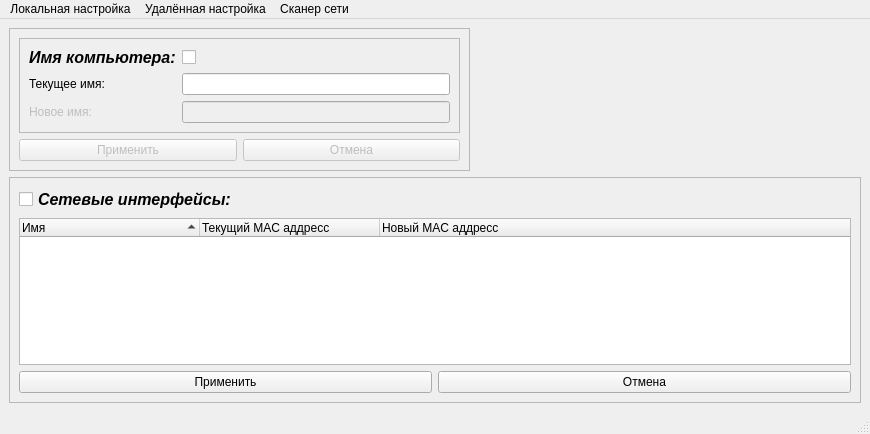
Old version of the form adminka/qt/MainChangeSettingsWindow.ui in the repository dreadsolnce/currentProjects.
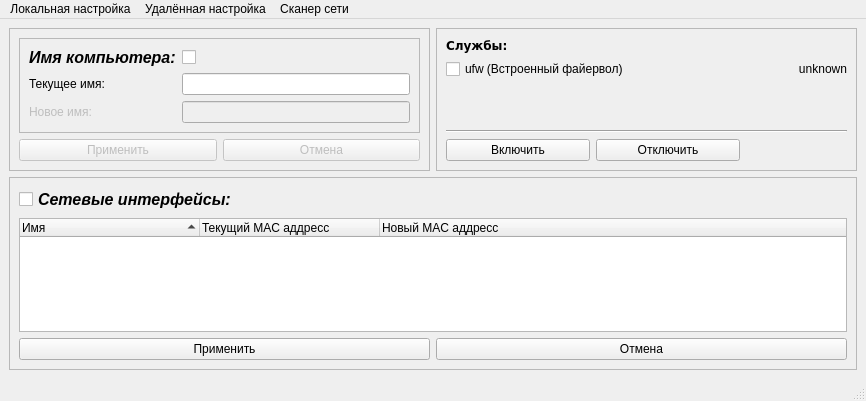
New version of the form. Icons and pictures are not drawn.

Commit message: add bginfo kvl2 and add services ufw

Diff of the .ui file:
```diff
--- a/adminka/qt/MainChangeSettingsWindow.ui
+++ b/adminka/qt/MainChangeSettingsWindow.ui
@@ -6,8 +6,8 @@
    <rect>
     <x>0</x>
     <y>0</y>
-    <width>870</width>
-    <height>434</height>
+    <width>866</width>
+    <height>401</height>
    </rect>
   </property>
   <property name="maximumSize">
@@ -36,19 +36,19 @@
    <enum>Qt::ToolButtonIconOnly</enum>
   </property>
   <widget class="QWidget" name="centralwidget">
-   <layout class="QFormLayout" name="formLayout">
-    <item row="0" column="0" colspan="2">
+   <layout class="QGridLayout" name="gridLayout_2">
+    <item row="0" column="0">
      <widget class="QFrame" name="frame_1">
       <property name="sizePolicy">
-       <sizepolicy hsizetype="Preferred" vsizetype="Preferred">
+       <sizepolicy hsizetype="Expanding" vsizetype="Preferred">
         <horstretch>0</horstretch>
         <verstretch>0</verstretch>
        </sizepolicy>
       </property>
       <property name="maximumSize">
        <size>
-        <width>461</width>
-        <height>201</height>
+        <width>16777215</width>
+        <height>16777215</height>
        </size>
       </property>
       <property name="frameShape">
@@ -58,25 +58,6 @@
        <enum>QFrame::Raised</enum>
       </property>
       <layout class="QGridLayout" name="gridLayout">
-       <item row="1" column="1">
-        <widget class="QPushButton" name="pushButton_namehost_cancel">
-         <property name="enabled">
-          <bool>false</bool>
-         </property>
-         <property name="sizePolicy">
-          <sizepolicy hsizetype="Preferred" vsizetype="Fixed">
-           <horstretch>0</horstretch>
-           <verstretch>0</verstretch>
-          </sizepolicy>
-         </property>
-         <property name="statusTip">
-          <string>Отмена введенных параметров</string>
-         </property>
-         <property name="text">
-          <string>Отмена</string>
-         </property>
-        </widget>
-       </item>
        <item row="0" column="0" colspan="2">
         <widget class="QFrame" name="frame_2">
          <property name="sizePolicy">
@@ -91,11 +72,11 @@
          <property name="frameShadow">
           <enum>QFrame::Raised</enum>
          </property>
-         <layout class="QGridLayout" name="gridLayout_2">
+         <layout class="QGridLayout" name="gridLayout_4">
           <item row="2" column="0">
-           <widget class="QLabel" name="label_currentname">
+           <widget class="QLabel" name="label_changename">
             <property name="enabled">
-             <bool>true</bool>
+             <bool>false</bool>
             </property>
             <property name="sizePolicy">
              <sizepolicy hsizetype="Fixed" vsizetype="Preferred">
@@ -104,10 +85,10 @@
              </sizepolicy>
             </property>
             <property name="statusTip">
-             <string>Текущее имя компьютера</string>
+             <string>Новое имя компьютера</string>
             </property>
             <property name="text">
-             <string>Текущее имя:</string>
+             <string>Новое имя:</string>
             </property>
            </widget>
           </item>
@@ -121,13 +102,22 @@
             </property>
            </widget>
           </item>
-          <item row="3" column="1">
-           <widget class="QLineEdit" name="lineEdit_changename">
+          <item row="1" column="0">
+           <widget class="QLabel" name="label_currentname">
             <property name="enabled">
-             <bool>false</bool>
+             <bool>true</bool>
+            </property>
+            <property name="sizePolicy">
+             <sizepolicy hsizetype="Fixed" vsizetype="Preferred">
+              <horstretch>0</horstretch>
+              <verstretch>0</verstretch>
+             </sizepolicy>
             </property>
             <property name="statusTip">
-             <string>Новое имя компьютера</string>
+             <string>Текущее имя компьютера</string>
+            </property>
+            <property name="text">
+             <string>Текущее имя:</string>
             </property>
            </widget>
           </item>
@@ -161,30 +151,17 @@
             </property>
            </widget>
           </item>
-          <item row="3" column="0">
-           <widget class="QLabel" name="label_changename">
-            <property name="enabled">
-             <bool>false</bool>
-            </property>
-            <property name="sizePolicy">
-             <sizepolicy hsizetype="Fixed" vsizetype="Preferred">
-              <horstretch>0</horstretch>
-              <verstretch>0</verstretch>
-             </sizepolicy>
-            </property>
-            <property name="statusTip">
-             <string>Новое имя компьютера</string>
-            </property>
-            <property name="text">
-             <string>Новое имя:</string>
-            </property>
-           </widget>
-          </item>
-          <item row="2" column="1">
+          <item row="1" column="1">
            <widget class="QLineEdit" name="lineEdit_currentname">
             <property name="enabled">
              <bool>true</bool>
             </property>
+            <property name="sizePolicy">
+             <sizepolicy hsizetype="Expanding" vsizetype="Fixed">
+              <horstretch>0</horstretch>
+              <verstretch>0</verstretch>
+             </sizepolicy>
+            </property>
             <property name="focusPolicy">
              <enum>Qt::NoFocus</enum>
             </property>
@@ -214,6 +191,35 @@
             </property>
            </widget>
           </item>
+          <item row="2" column="1">
+           <widget class="QLineEdit" name="lineEdit_changename">
+            <property name="enabled">
+             <bool>false</bool>
+            </property>
+            <property name="sizePolicy">
+             <sizepolicy hsizetype="Expanding" vsizetype="Fixed">
+              <horstretch>0</horstretch>
+              <verstretch>0</verstretch>
+             </sizepolicy>
+            </property>
+            <property name="statusTip">
+             <string>Новое имя компьютера</string>
+            </property>
+           </widget>
+          </item>
+          <item row="3" column="0" colspan="2">
+           <spacer name="verticalSpacer_2">
+            <property name="orientation">
+             <enum>Qt::Vertical</enum>
+            </property>
+            <property name="sizeHint" stdset="0">
+             <size>
+              <width>20</width>
+              <height>40</height>
+             </size>
+            </property>
+           </spacer>
+          </item>
          </layout>
         </widget>
        </item>
@@ -236,6 +242,150 @@
          </property>
         </widget>
        </item>
+       <item row="1" column="1">
+        <widget class="QPushButton" name="pushButton_namehost_cancel">
+         <property name="enabled">
+          <bool>false</bool>
+         </property>
+         <property name="sizePolicy">
+          <sizepolicy hsizetype="Preferred" vsizetype="Fixed">
+           <horstretch>0</horstretch>
+           <verstretch>0</verstretch>
+          </sizepolicy>
+         </property>
+         <property name="statusTip">
+          <string>Отмена введенных параметров</string>
+         </property>
+         <property name="text">
+          <string>Отмена</string>
+         </property>
+        </widget>
+       </item>
+      </layout>
+     </widget>
+    </item>
+    <item row="0" column="1">
+     <widget class="QFrame" name="frame_services">
+      <property name="frameShape">
+       <enum>QFrame::StyledPanel</enum>
+      </property>
+      <property name="frameShadow">
+       <enum>QFrame::Raised</enum>
+      </property>
+      <layout class="QGridLayout" name="gridLayout_5">
+       <item row="0" column="0">
+        <widget class="QLabel" name="label_services">
+         <property name="font">
+          <font>
+           <family>DejaVu Sans</family>
+           <weight>75</weight>
+           <bold>true</bold>
+          </font>
+         </property>
+         <property name="text">
+          <string>Службы:</string>
+         </property>
+        </widget>
+       </item>
+       <item row="1" column="0" colspan="2">
+        <widget class="QCheckBox" name="checkBox_ufw">
+         <property name="enabled">
+          <bool>true</bool>
+         </property>
+         <property name="statusTip">
+          <string>Встроенная служба защиты сети (брэндмауэр)</string>
+         </property>
+         <property name="text">
+          <string>ufw (Встроенный файервол)</string>
+         </property>
+        </widget>
+       </item>
+       <item row="1" column="2">
+        <widget class="QLabel" name="label_ufw">
+         <property name="enabled">
+          <bool>true</bool>
+         </property>
+         <property name="minimumSize">
+          <size>
+           <width>101</width>
+           <height>0</height>
+          </size>
+         </property>
+         <property name="maximumSize">
+          <size>
+           <width>101</width>
+           <height>16777215</height>
+          </size>
+         </property>
+         <property name="statusTip">
+          <string>Статус службы при загрузке: включена/отключена</string>
+         </property>
+         <property name="text">
+          <string>unknown</string>
+         </property>
+         <property name="alignment">
+          <set>Qt::AlignRight|Qt::AlignTrailing|Qt::AlignVCenter</set>
+         </property>
+        </widget>
+       </item>
+       <item row="2" column="0">
+        <spacer name="verticalSpacer">
+         <property name="orientation">
+          <enum>Qt::Vertical</enum>
+         </property>
+         <property name="sizeHint" stdset="0">
+          <size>
+           <width>20</width>
+           <height>40</height>
+          </size>
+         </property>
+        </spacer>
+       </item>
+       <item row="3" column="0" colspan="3">
+        <widget class="Line" name="line_services">
+         <property name="sizePolicy">
+          <sizepolicy hsizetype="Expanding" vsizetype="Fixed">
+           <horstretch>0</horstretch>
+           <verstretch>0</verstretch>
+          </sizepolicy>
+         </property>
+         <property name="orientation">
+          <enum>Qt::Horizontal</enum>
+         </property>
+        </widget>
+       </item>
+       <item row="4" column="0">
+        <widget class="QPushButton" name="pushButton_serv_otm">
+         <property name="sizePolicy">
+          <sizepolicy hsizetype="Expanding" vsizetype="Fixed">
+           <horstretch>0</horstretch>
+           <verstretch>0</verstretch>
+          </sizepolicy>
+         </property>
+         <property name="statusTip">
+          <string>Включить службу при загрузке системы</string>
+         </property>
+         <property name="text">
+          <string>Включить</string>
+         </property>
+        </widget>
+       </item>
+       <item row="4" column="1">
+        <widget class="QPushButton" name="pushButton_serv_prim">
+         <property name="sizePolicy">
+          <sizepolicy hsizetype="Expanding" vsizetype="Fixed">
+           <horstretch>0</horstretch>
+           <verstretch>0</verstretch>
+          </sizepolicy>
+         </property>
+         <property name="statusTip">
+          <string>Отключить службу при загрузке системы</string>
+         </property>
+         <property name="text">
+          <string>Отключить</string>
+         </property>
+        </widget>
+       </item>
       </layout>
      </widget>
     </item>
@@ -363,8 +513,8 @@
     <rect>
      <x>0</x>
      <y>0</y>
-     <width>870</width>
-     <height>22</height>
+     <width>866</width>
+     <height>24</height>
     </rect>
    </property>
    <widget class="QMenu" name="menu_LocalSettings">
```
The commit also changes 11 other files.
